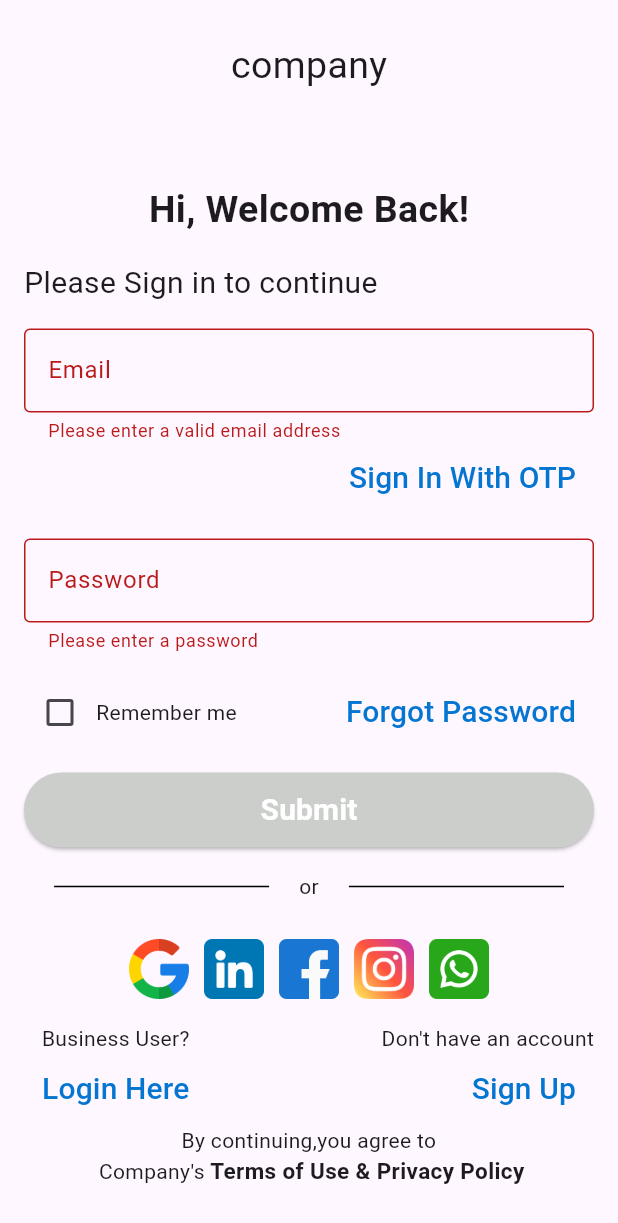
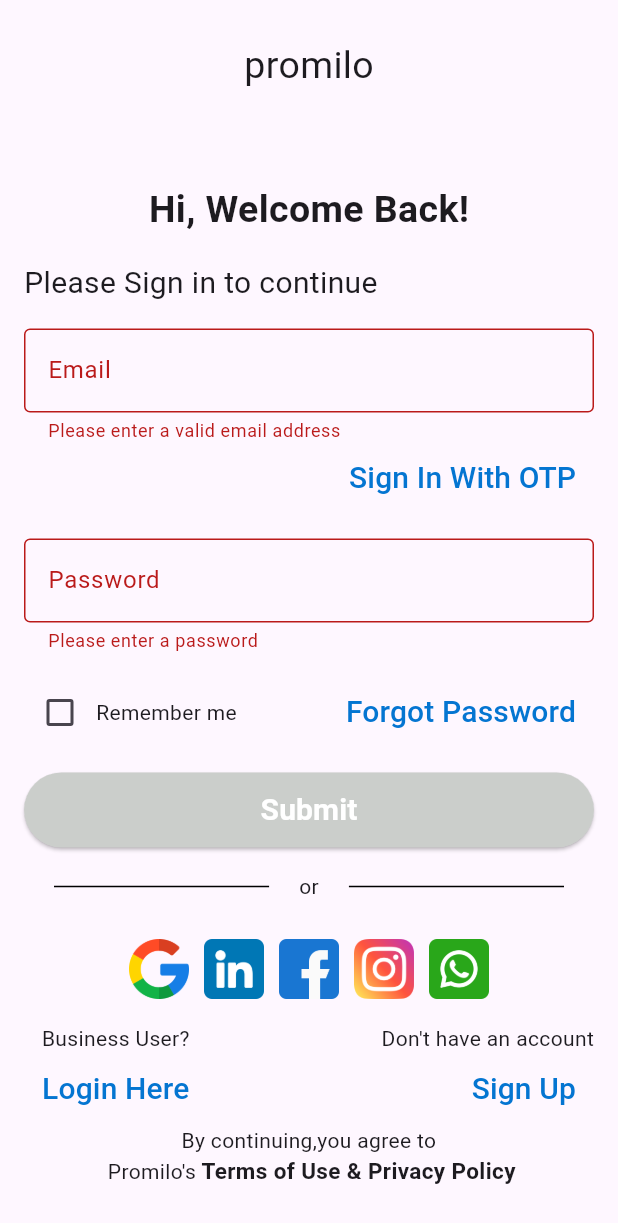
Before and after one commit to pavana-nr/flutterdemoapp, a Flutter app: the screen it shows after launch, after a tap on "Submit", on a phone screen of 412 x 824 dp. Shown: the top 1223 px of the screen. Run offline on Flutter 3.47's test engine with Material 3 defaults, Android fonts, the phone set to English and light mode, and no system bars; our stand-ins replace carousel_slider.

Commit message:
Updated company name

```diff
--- a/lib/services/api_service.dart
+++ b/lib/services/api_service.dart
@@ -1,5 +1,4 @@
 import 'package:flutter/foundation.dart';
-import 'package:flutter/material.dart';
 import 'package:http/http.dart' as http;
 import 'dart:convert';
 
@@ -9,11 +8,11 @@ class ApiService with ChangeNotifier {
   Future<void> login(String email, String password) async {
     final response = await http.post(
       Uri.parse(baseUrl),
-      body: json.encode({'email': email, 'password': password}),
+      body: json.encode({'username': email, 'password': password}),
       headers: {'Content-Type': 'application/json'},
     );
     if (kDebugMode) {
-      print(response);
+      print(response.body);
     }
   }
 }
--- a/lib/views/login_screen.dart
+++ b/lib/views/login_screen.dart
@@ -35,7 +35,7 @@ class _LoginPageState extends State<LoginPage> {
                 const SizedBox(height: 10),
                 const Center(
                     child: Text(
-                  "company",
+                  "promilo",
                   style: TextStyle(fontSize: 25.0),
                 )),
                 const SizedBox(height: 60),
--- a/lib/widgets/primary_button.dart
+++ b/lib/widgets/primary_button.dart
@@ -32,7 +32,7 @@ class PrimaryButton extends StatelessWidget {
           final Digest digest = sha256.convert(bytes);
           final String hashedPassword = digest.toString();
           Provider.of<ApiService>(context, listen: false)
-              .login(_email, hashedPassword);
+              .login(_email, '$hashedPassword + &grant_type=password');
           Navigator.push(
             context,
             MaterialPageRoute(builder: (context) => const MyHomePage()),
--- a/lib/widgets/terms_and_privacy.dart
+++ b/lib/widgets/terms_and_privacy.dart
@@ -14,7 +14,7 @@ class TermsAndPrivacyWIdget extends StatelessWidget {
           children: [
             TextSpan(
                 text:
-                    'By continuing,you agree to \n Company\'s'), // Regular text
+                    'By continuing,you agree to \n Promilo\'s'), // Regular text
             TextSpan(
               text: ' Terms of Use & Privacy Policy',
               style: TextStyle(
```
